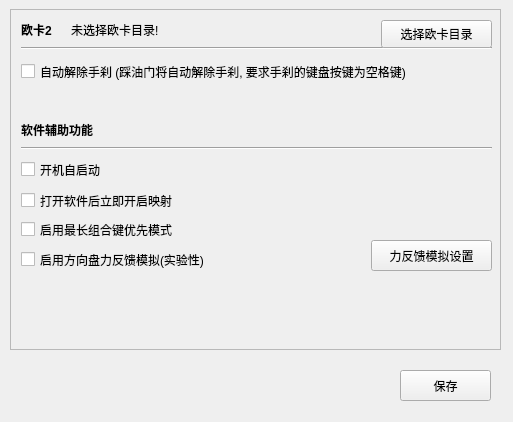
Old version of the form AssistFuncWindow.ui in the repository InsistonTan/KeyMappingsTool.
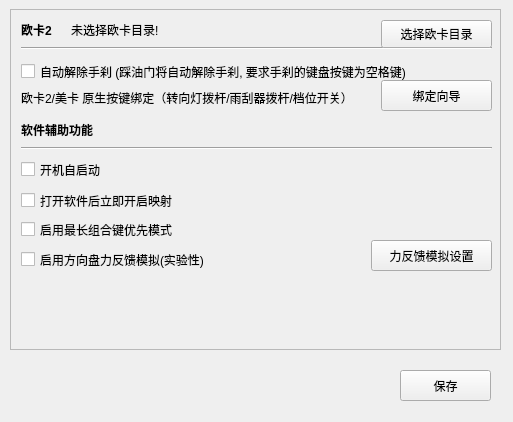
New version of the form.

Commit message: [add] 添加欧卡2/美卡绑定拨杆向导按钮

Diff of the .ui file:
```diff
--- a/AssistFuncWindow.ui
+++ b/AssistFuncWindow.ui
@@ -221,6 +221,37 @@
        <string>开机自启动</string>
       </property>
      </widget>
+     <widget class="QLabel" name="label_4">
+      <property name="geometry">
+       <rect>
+        <x>10</x>
+        <y>80</y>
+        <width>361</width>
+        <height>16</height>
+       </rect>
+      </property>
+      <property name="text">
+       <string>欧卡2/美卡 原生按键绑定（转向灯拨杆/雨刮器拨杆/档位开关）</string>
+      </property>
+     </widget>
+     <widget class="QPushButton" name="pushButton_4">
+      <property name="geometry">
+       <rect>
+        <x>370</x>
+        <y>70</y>
+        <width>111</width>
+        <height>31</height>
+       </rect>
+      </property>
+      <property name="font">
+       <font>
+        <pointsize>9</pointsize>
+       </font>
+      </property>
+      <property name="text">
+       <string>绑定向导</string>
+      </property>
+     </widget>
     </widget>
    </widget>
    <widget class="QPushButton" name="pushButton">
```
The commit also changes 2 other files.
